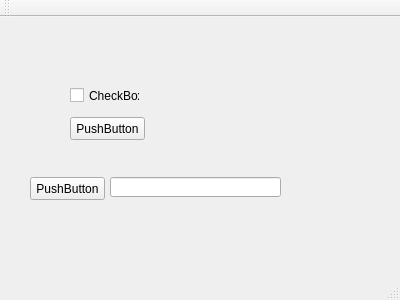
Old version of the form belajar_checkBox/mainwindow.ui in the repository kodeepic/Belajar_Git.
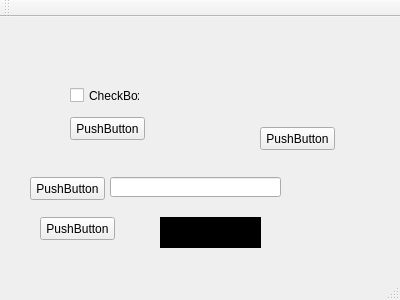
New version of the form.

```diff
--- a/belajar_checkBox/mainwindow.ui
+++ b/belajar_checkBox/mainwindow.ui
@@ -63,6 +63,52 @@
      </rect>
     </property>
    </widget>
+   <widget class="QPushButton" name="pushButton_3">
+    <property name="geometry">
+     <rect>
+      <x>40</x>
+      <y>200</y>
+      <width>75</width>
+      <height>23</height>
+     </rect>
+    </property>
+    <property name="text">
+     <string>PushButton</string>
+    </property>
+   </widget>
+   <widget class="QLabel" name="label">
+    <property name="geometry">
+     <rect>
+      <x>160</x>
+      <y>200</y>
+      <width>101</width>
+      <height>31</height>
+     </rect>
+    </property>
+    <property name="styleSheet">
+     <string notr="true">QLabel
+{
+background-color: #000000;
+
+}</string>
+    </property>
+    <property name="text">
+     <string/>
+    </property>
+   </widget>
+   <widget class="QPushButton" name="pushButton_4">
+    <property name="geometry">
+     <rect>
+      <x>260</x>
+      <y>110</y>
+      <width>75</width>
+      <height>23</height>
+     </rect>
+    </property>
+    <property name="text">
+     <string>PushButton</string>
+    </property>
+   </widget>
   </widget>
   <widget class="QMenuBar" name="menuBar">
    <property name="geometry">
```
